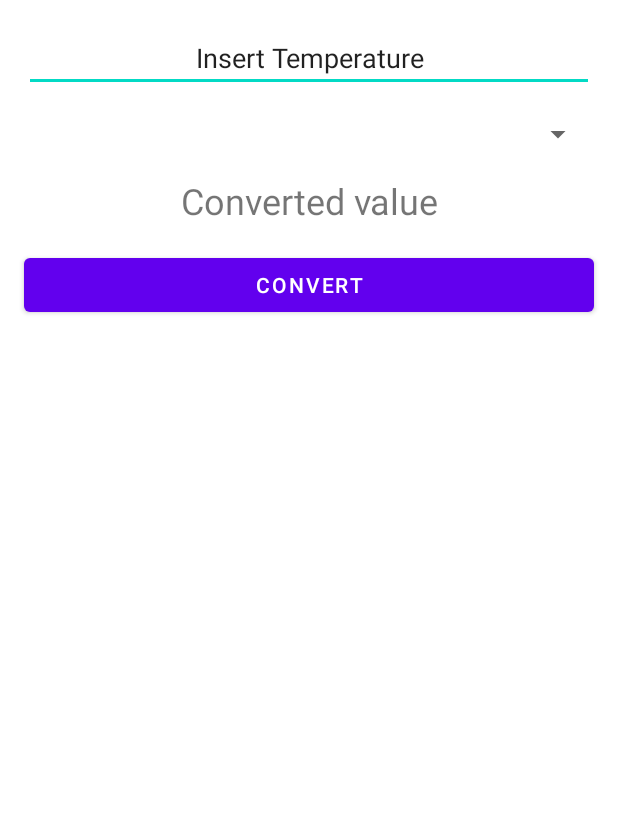
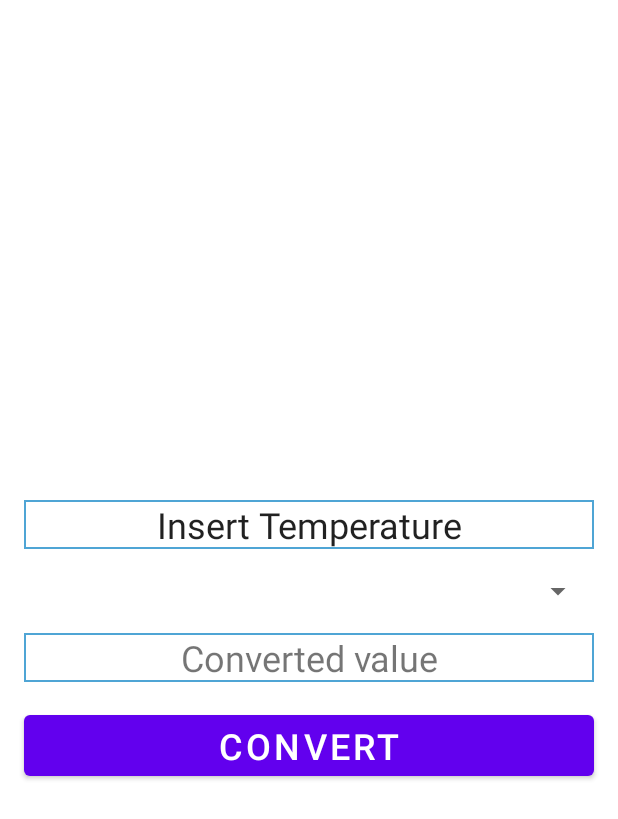
Before and after one commit to duartecancela/TemperatureConverter, an Android app: the layout activity_main.xml on its own in the app's theme, with its tools: preview values and no code run, on a phone screen of 412 x 824 dp. Shown: the top 819 px of the screen. Run offline under Robolectric (Android 15) with nearby library versions, the phone set to English and light mode, and no system bars.

Commit message:
Update code

```diff
--- a/app/src/main/java/com/example/temperatureconverter/MainActivity.kt
+++ b/app/src/main/java/com/example/temperatureconverter/MainActivity.kt
@@ -9,7 +9,6 @@ import android.widget.Button
 import android.widget.EditText
 import android.widget.Spinner
 import android.widget.TextView
-import android.widget.Toast
 
 class MainActivity : AppCompatActivity() {
     override fun onCreate(savedInstanceState: Bundle?) {
@@ -34,40 +33,34 @@ class MainActivity : AppCompatActivity() {
             spinner.adapter = adapter
         }
 
-
+        // get button from XML
         val buttonConvert = findViewById<Button>(R.id.buttonConvert)
 
         spinner.onItemSelectedListener = object :
             AdapterView.OnItemSelectedListener {
+
             override fun onItemSelected(parent: AdapterView<*>, view: View?, pos: Int, id: Long) {
                 // An item was selected. You can retrieve the selected item using
                 // parent.getItemAtPosition(pos)
 
-                val insertedTemperature : String  = editTextInsertTemp.text.toString()
-                val insertedTemperatureFloat : Float = insertedTemperature.toFloat()
-                var temperatureResult: Double
-
                 buttonConvert.setOnClickListener {
+                    // get edit text values and convert do float
+                    val insertedTemperature : String  = editTextInsertTemp.text.toString()
+                    val insertedTemperatureFloat : Float = insertedTemperature.toFloat()
+                    var temperatureResult: Double
 
                     if(parent.getItemAtPosition(pos).toString() == "Fahrenheit to Celsius"){
-
-                        temperatureResult = insertedTemperatureFloat - 32.0 / 1.80
-
+                        temperatureResult = (insertedTemperatureFloat - 32.0) / 1.8
                         textViewConverted.text = temperatureResult.toString()
-
-                        Toast.makeText(this@MainActivity, "F to C",
-                            Toast.LENGTH_SHORT).show()
-
+//                        Toast.makeText(this@MainActivity, "F to C",
+//                            Toast.LENGTH_SHORT).show()
                     }
 
                     if(parent.getItemAtPosition(pos).toString() == "Celsius to Fahrenheit"){
-
-                        temperatureResult = (insertedTemperatureFloat * 1.8) / 32.0
-
+                        temperatureResult = (insertedTemperatureFloat * 1.8) + 32.0
                         textViewConverted.text = temperatureResult.toString()
-
-                        Toast.makeText(this@MainActivity, "C to F",
-                            Toast.LENGTH_SHORT).show()
+//                        Toast.makeText(this@MainActivity, "C to F",
+//                            Toast.LENGTH_SHORT).show()
                     }
                 }
 
--- /dev/null
+++ b/app/src/main/res/drawable/border.xml
@@ -0,0 +1,5 @@
+<?xml version="1.0" encoding="utf-8"?>
+<shape xmlns:android="http://schemas.android.com/apk/res/android" android:shape="rectangle" >
+    <solid android:color="@android:color/white" />
+    <stroke android:width="1dip" android:color="#4fa5d5"/>
+</shape>
--- a/app/src/main/res/layout/activity_main.xml
+++ b/app/src/main/res/layout/activity_main.xml
@@ -11,17 +11,22 @@
         android:layout_width="0dp"
         android:layout_height="wrap_content"
         android:layout_marginStart="16dp"
-        android:layout_marginTop="16dp"
+        android:layout_marginTop="32dp"
         android:layout_marginEnd="16dp"
+        android:autofillHints="@string/edit_text_insert_temp"
+        android:background="@drawable/border"
         android:ems="10"
-        android:hint="@string/edit_text_insert_temp"
         android:inputType="number|textPersonName"
-        android:text="55"
+        android:labelFor="@id/textViewConverted"
         android:textAlignment="center"
+        android:textSize="24sp"
+        app:layout_constraintBottom_toTopOf="@+id/spinnerModes"
         app:layout_constraintEnd_toEndOf="parent"
-        app:layout_constraintHorizontal_bias="0.0"
+        app:layout_constraintHorizontal_bias="1.0"
         app:layout_constraintStart_toStartOf="parent"
         app:layout_constraintTop_toTopOf="parent"
+        app:layout_constraintVertical_bias="0.5"
+        app:layout_constraintVertical_chainStyle="packed"
         tools:text="@string/edit_text_insert_temp" />
 
     <Spinner
@@ -32,10 +37,12 @@
         android:layout_marginTop="16dp"
         android:layout_marginEnd="16dp"
         android:scrollbarSize="4dp"
+        app:layout_constraintBottom_toTopOf="@+id/textViewConverted"
         app:layout_constraintEnd_toEndOf="parent"
         app:layout_constraintHorizontal_bias="0.0"
         app:layout_constraintStart_toStartOf="parent"
-        app:layout_constraintTop_toBottomOf="@+id/editTextInsertTemp" />
+        app:layout_constraintTop_toBottomOf="@+id/editTextInsertTemp"
+        app:layout_constraintVertical_bias="0.5" />
 
     <TextView
         android:id="@+id/textViewConverted"
@@ -44,12 +51,15 @@
         android:layout_marginStart="16dp"
         android:layout_marginTop="16dp"
         android:layout_marginEnd="16dp"
+        android:background="@drawable/border"
         android:text="@string/textViewResult"
         android:textAlignment="center"
         android:textSize="24sp"
+        app:layout_constraintBottom_toTopOf="@+id/buttonConvert"
         app:layout_constraintEnd_toEndOf="parent"
         app:layout_constraintStart_toStartOf="parent"
-        app:layout_constraintTop_toBottomOf="@+id/spinnerModes" />
+        app:layout_constraintTop_toBottomOf="@+id/spinnerModes"
+        app:layout_constraintVertical_bias="0.5" />
 
     <Button
         android:id="@+id/buttonConvert"
@@ -59,9 +69,12 @@
         android:layout_marginTop="16dp"
         android:layout_marginEnd="16dp"
         android:text="@string/button_convert"
+        android:textSize="24sp"
+        app:layout_constraintBottom_toBottomOf="parent"
         app:layout_constraintEnd_toEndOf="parent"
         app:layout_constraintStart_toStartOf="parent"
-        app:layout_constraintTop_toBottomOf="@+id/textViewConverted" />
+        app:layout_constraintTop_toBottomOf="@+id/textViewConverted"
+        app:layout_constraintVertical_bias="0.5" />
 
 
 </androidx.constraintlayout.widget.ConstraintLayout>
```
